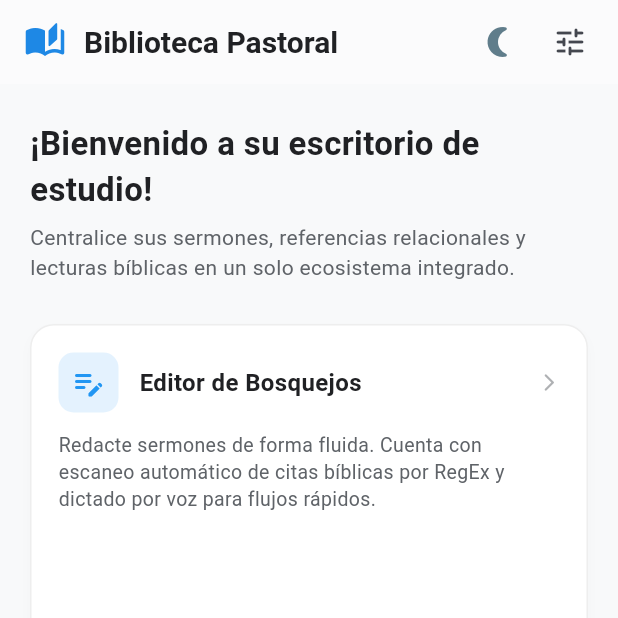
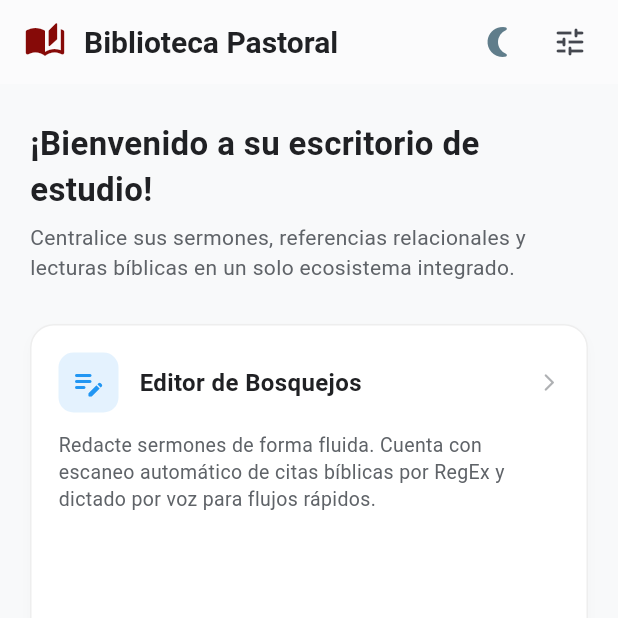
Before and after one commit to aibarrola72-blip/mi_app_biblica, a Flutter app: the screen it shows after launch, on a phone screen of 412 x 824 dp, the top half of it. Run offline on Flutter 3.47's test engine with Material 3 defaults, Android fonts, the phone set to English and light mode, and no system bars; our stand-ins replace connectivity_plus, google_sign_in, share_plus, shared_preferences, speech_to_text, sqflite and 2 more; missing offline and left inert: flutter_quill; accounts and stored records are empty.

Commit message:
Eliminar importaciones no utilizadas y ajustar color del ícono en la pantalla de inicio

```diff
--- a/lib/main.dart
+++ b/lib/main.dart
@@ -5,8 +5,6 @@ import 'package:mi_app_biblica/modules/lector/splash_screen_view.dart';
 import 'package:supabase_flutter/supabase_flutter.dart';
 import 'modules/bosquejos/vista_editor.dart'; // Importa el archivo del editor
 import 'package:flutter/foundation.dart' show kIsWeb;
-// import 'package:mi_app_biblica/modules/lector/splash_screen_view.dart';
-import 'package:mi_app_biblica/modules/lector/controlador_navegacion.dart';
 
 void main() async {
   WidgetsFlutterBinding.ensureInitialized();
--- a/lib/modules/lector/pantalla_inicio_view.dart
+++ b/lib/modules/lector/pantalla_inicio_view.dart
@@ -2,9 +2,9 @@
 
 import 'package:flutter/material.dart';
 import '../../database/ajustes_config.dart';
-import '../bosquejos/vista_editor.dart';
-import '../lector/visor_biblia_libro.dart';
-import '../lector/repasador_resaltados_view.dart';
+// import '../bosquejos/vista_editor.dart';
+// import '../lector/visor_biblia_libro.dart';
+// import '../lector/repasador_resaltados_view.dart';
 import '../lector/panel_ajustes_view.dart';
 
 class PantallaInicioView extends StatefulWidget {
@@ -46,7 +46,7 @@ class _PantallaInicioViewState extends State<PantallaInicioView> {
         centerTitle: false,
         title: Row(
           children: [
-            Icon(Icons.auto_stories_rounded, color: Colors.blue.shade600, size: 28),
+            Icon(Icons.auto_stories_rounded, color: const Color.fromARGB(255, 134, 10, 8), size: 28),
             const SizedBox(width: 12),
             Text(
               'Biblioteca Pastoral',
```
